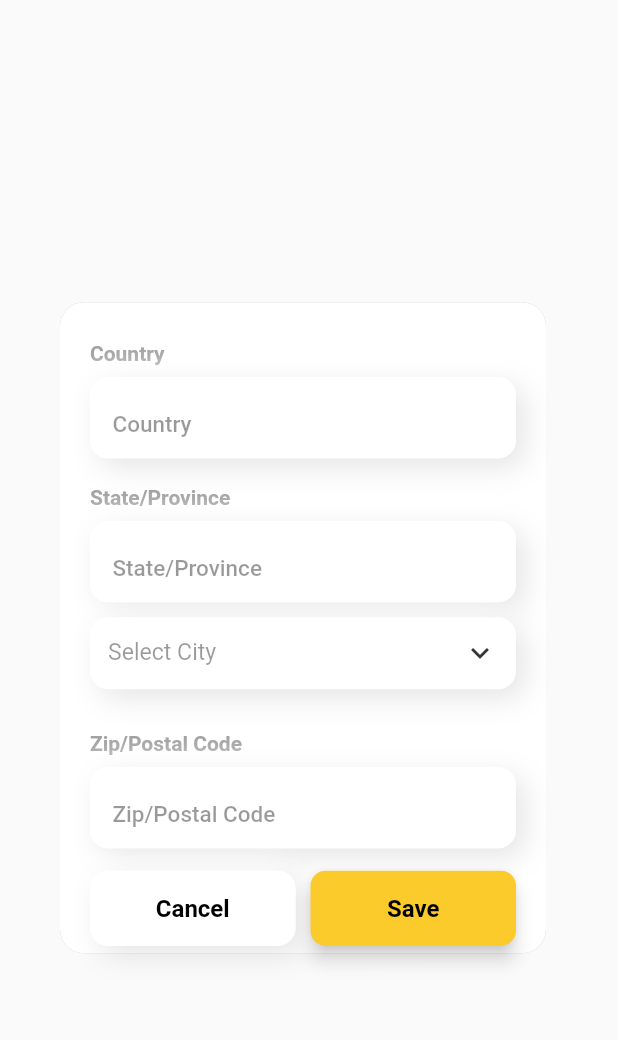
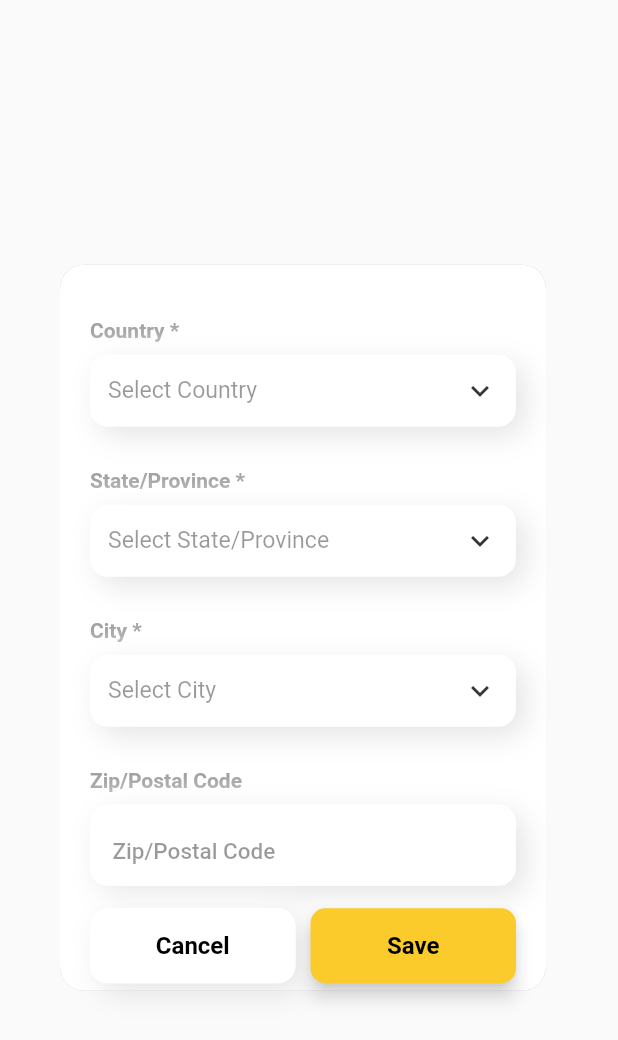
Before and after one commit to urvashihirparacerebulb/recurit_portal, a Flutter app: the AddPinCodeView widget shown alone on an empty page, opened directly with empty values, on a phone screen of 412 x 824 dp. Shown: the top 1040 px of the screen. Run offline on Flutter 3.47's test engine with Material 2 defaults, Android fonts, the phone set to English and light mode, and no system bars; our stand-ins replace connectivity_plus, dio, file_picker, fluttertoast, get, get_storage and 1 more; accounts and stored records are empty; Roboto replaces fonts that are missing (Poppins).

Commit message:
all files updated

```diff
--- a/lib/candidate/candidate_list_view.dart
+++ b/lib/candidate/candidate_list_view.dart
@@ -1,5 +1,6 @@
 import 'package:cerebulb_recruit_portal/controllers/candidate_controller.dart';
 import 'package:cerebulb_recruit_portal/home_screen.dart';
+import 'package:cerebulb_recruit_portal/login/login_screen.dart';
 import 'package:cerebulb_recruit_portal/utility/color_utility.dart';
 import 'package:flutter/material.dart';
 import 'package:get/get.dart';
@@ -36,8 +37,9 @@ class _CandidateListViewState extends State<CandidateListView> {
             onTap: (){
               setIsLogin(isLogin: false);
               setObject(ApiConfig.loginPref, null);
+              Get.offAll(() => const LoginScreen());
             },
-            child: const Icon(Icons.logout,color: blackColor,),
+            child: const Icon(Icons.logout,color: blackColor),
           ),
         )]
       ),
--- a/lib/controllers/address_controller.dart
+++ b/lib/controllers/address_controller.dart
@@ -36,6 +36,7 @@ class AddressController extends GetxController {
   }
 
   void getStatesList({String? countryId, Function? callback}) {
+    statesList.clear();
     apiServiceCall(
         params: {
           "country_id": countryId
@@ -55,6 +56,7 @@ class AddressController extends GetxController {
   }
 
   void getCitiesList({String? stateId, Function? callback}) {
+    citiesList.clear();
     apiServiceCall(
         params: {
           "state_id": stateId
--- a/lib/controllers/candidate_controller.dart
+++ b/lib/controllers/candidate_controller.dart
@@ -955,9 +955,11 @@ class CandidateController extends GetxController {
 
     if(markSheets.isNotEmpty){
       for(int i = 0; i < markSheets.length; i++){
+        if(markSheets[i].path != "") {
           formData.files.add(
               MapEntry("marksheet[$i]", await dio
                   .MultipartFile.fromFile(markSheets[i].path)));
+        }
       }
     }
 
@@ -1020,16 +1022,20 @@ class CandidateController extends GetxController {
 
     if(salarySlips.isNotEmpty){
       for(int i = 0; i < salarySlips.length; i++){
+        if(salarySlips[i].path != "") {
           formData.files.add(
               MapEntry("salary_slip[$i]", await dio
                   .MultipartFile.fromFile(salarySlips[i].path)));
         }
       }
+    }
     if(otherAttachments.isNotEmpty){
       for(int i = 0; i < otherAttachments.length; i++){
+        if(otherAttachments[i].path != "") {
           formData.files.add(
               MapEntry("other_attachement[$i]", await dio
                   .MultipartFile.fromFile(otherAttachments[i].path)));
+        }
       }
     }
 
--- a/lib/drawer_views/add_pincode_view.dart
+++ b/lib/drawer_views/add_pincode_view.dart
@@ -21,23 +21,16 @@ class AddPinCodeView extends StatefulWidget {
 }
 
 class _AddPinCodeViewState extends State<AddPinCodeView> {
-  TextEditingController cityController = TextEditingController();
-  TextEditingController stateController = TextEditingController();
-  TextEditingController countryController = TextEditingController();
+  // TextEditingController stateController = TextEditingController();
+  // TextEditingController countryController = TextEditingController();
   TextEditingController pinCodeController = TextEditingController();
+  CountryState? selectedCountry;
+  CountryState? selectedState;
   CountryState? selectedCity;
 
   @override
   void initState() {
-    setInitialData();
     super.initState();
-  }
-
-  setInitialData(){
-    setState(() {
-      countryController.text = widget.country;
-      stateController.text = widget.state;
-    });
   }
 
   @override
@@ -75,33 +68,58 @@ class _AddPinCodeViewState extends State<AddPinCodeView> {
             // crossAxisAlignment: CrossAxisAlignment.center,
             // mainAxisAlignment: MainAxisAlignment.center,
             children: <Widget>[
-              CommonTextFiled(
-                  fieldTitleText: "Country",
-                  hintText: "Country",
-                  isEnabled: false,
-                  textEditingController: countryController,
-                  onChangedFunction: (String value){
-                  },
-                  validationFunction: (String value) {
-                    return value.toString().isEmpty
-                        ? notEmptyFieldMessage
-                        : null;
-                  }),
-              commonVerticalSpacing(),
-              CommonTextFiled(
-                  fieldTitleText: "State/Province",
-                  hintText: "State/Province",
-                  isEnabled: false,
-                  textEditingController: stateController,
-                  onChangedFunction: (String value){
-                  },
-                  validationFunction: (String value) {
-                    return value.toString().isEmpty
-                        ? notEmptyFieldMessage
-                        : null;
-                  }),
-
-              commonVerticalSpacing(),
+              commonVerticalSpacing(spacing: 20),
+              commonHeaderTitle(title: "Country *", isChangeColor: true, color: Colors.grey,fontSize: 1.0,fontWeight: 2),
+              commonVerticalSpacing(spacing: 8),
+              InkWell(
+                onTap: (){
+                  commonBottomView(context: context,
+                      child: AddressBottomView(
+                          title: "Country *",
+                          myItems: AddressController.to.countriesList.value,
+                          selectionCallBack: (CountryState val) {
+                            AddressController.to.getStatesList(callback: (){},countryId: val.id.toString());
+                            selectedState = null;
+                            selectedCity = null;
+                            setState(() {
+                              selectedCountry = val;
+                            });
+                          })
+                  );
+                },
+                child: commonDecoratedTextView(
+                    bottom: 10,
+                    title: selectedCountry == null ? "Select Country" : selectedCountry!.name ?? "",
+                    isChangeColor: selectedCountry == null ? true : false
+                ),
+              ),
+              commonVerticalSpacing(spacing: 20),
+              commonHeaderTitle(title: "State/Province *", isChangeColor: true, color: Colors.grey,fontSize: 1.0,fontWeight: 2),
+              commonVerticalSpacing(spacing: 8),
+              InkWell(
+                onTap: (){
+                  commonBottomView(context: context,
+                      child: AddressBottomView(
+                          title: "State/Province *",
+                          myItems: AddressController.to.statesList.value,
+                          selectionCallBack: (CountryState val) {
+                            AddressController.to.getCitiesList(callback: (){},stateId: val.id.toString());
+                            selectedCity = null;
+                            setState(() {
+                              selectedState = val;
+                            });
+                          })
+                  );
+                },
+                child: commonDecoratedTextView(
+                    bottom: 10,
+                    title: selectedState == null ? "Select State/Province" : selectedState!.name ?? "",
+                    isChangeColor: selectedState == null ? true : false
+                ),
+              ),
+              commonVerticalSpacing(spacing: 20),
+              commonHeaderTitle(title: "City *", isChangeColor: true, color: Colors.grey,fontSize: 1.0,fontWeight: 2),
+              commonVerticalSpacing(spacing: 8),
               InkWell(
                 onTap: (){
                     commonBottomView(context: context,
--- a/lib/drawer_views/attachments_view.dart
+++ b/lib/drawer_views/attachments_view.dart
@@ -117,7 +117,8 @@ class _AttachmentsViewState extends State<AttachmentsView> {
                     title: "No File Chosen",
                     color: blackColor.withOpacity(0.4),
                     isChangeColor: true
-                ) : Image.network((title == "Resume" ? (selectedAttachment!.resume ?? "") :
+                ) : GetUtils.isPDF(title == "Resume" ? (selectedAttachment!.resume ?? "") :
+                (selectedAttachment!.coverLetter ?? "")) ? const Icon(Icons.picture_as_pdf_outlined,color: dangerColor,size: 40) : Image.network((title == "Resume" ? (selectedAttachment!.resume ?? "") :
                 (selectedAttachment!.coverLetter ?? "")), height: 100) : selectedFile == null ? commonHeaderTitle(
                     title: "No File Chosen",
                     color: blackColor.withOpacity(0.4),
@@ -319,6 +320,7 @@ class _AttachmentsViewState extends State<AttachmentsView> {
               setState(() {
                 for (var element in filePaths) {
                   ImageModel otherAttachment = ImageModel();
+
                   otherAttachment.filename = "";
                   otherAttachment.link = "";
                   otherAttachment.filePath = element;
--- a/lib/drawer_views/certification_view.dart
+++ b/lib/drawer_views/certification_view.dart
@@ -163,7 +163,7 @@ class _CertificationViewState extends State<CertificationView> {
               child: InkWell(
                   onTap: () async {
                     Get.back();
-                    var tempDir = await getTemporaryDirectory();
+                    var tempDir = await getApplicationDocumentsDirectory();
                     String fullPath = tempDir.path;
                     if(certification.attachment != null && certification.attachment!.isNotEmpty){
                       download2(APIProvider.getDio(), certification.attachment ?? "", fullPath);
--- a/lib/drawer_views/family_details_view.dart
+++ b/lib/drawer_views/family_details_view.dart
@@ -140,6 +140,10 @@ class _FamilyDetailsViewState extends State<FamilyDetailsView> {
                       tapOnButton: () {
                         setState(() {
                           isAdd = true;
+                          nameController.text = "";
+                          occupationController.text = "";
+                          relationController.text = "";
+                          emailController.text = "";mobileController.text = "";
                         });
                       },
                       isLoading: false)
--- a/lib/drawer_views/skills_view.dart
+++ b/lib/drawer_views/skills_view.dart
@@ -59,7 +59,8 @@ class _SkillsViewState extends State<SkillsView> {
                           level: skill.level,
                           skill: skill.skill ?? "",
                           callback: (){
-                            CandidateController.to.skillsList.add(skill);
+                            CandidateController.to.getSkillsInfoList();
+                            // CandidateController.to.skillsList.add(skill);
                             skillsController.text = "";
                           }
                         );
--- a/lib/main.dart
+++ b/lib/main.dart
@@ -38,6 +38,7 @@ void main() {
     // ),
   );
 }
+
 class MyApp extends StatelessWidget {
   const MyApp({super.key});
 
```
Also changed, not shown: lib/drawer_views/achievements_view.dart (+9 -3 lines), lib/drawer_views/address_view.dart (+18 -10 lines), lib/drawer_views/expierence_view.dart (+50 -35 lines), lib/drawer_views/identification_view.dart (+6 -4 lines), lib/drawer_views/languages_view.dart (+7 -2 lines), lib/drawer_views/qualification_view.dart (+25 -16 lines), lib/drawer_views/questionary_view.dart (+8 -7 lines), lib/drawer_views/references_view.dart (+9 -2 lines), pubspec.lock. Lines whose indentation alone changed are shown as unchanged.
